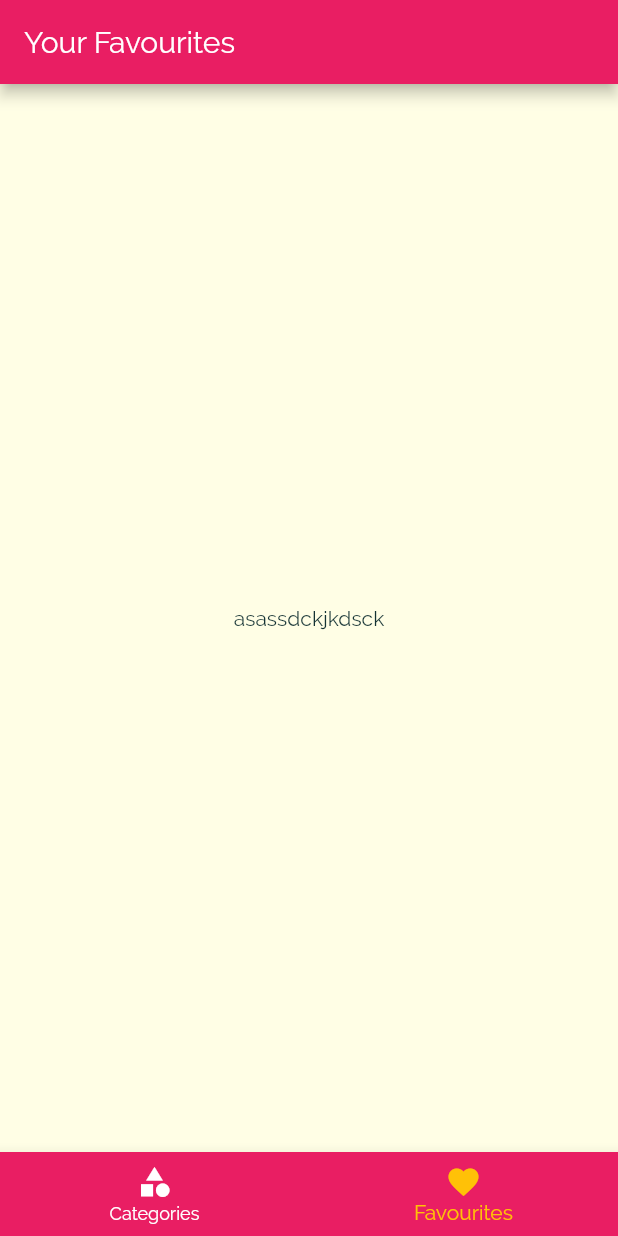
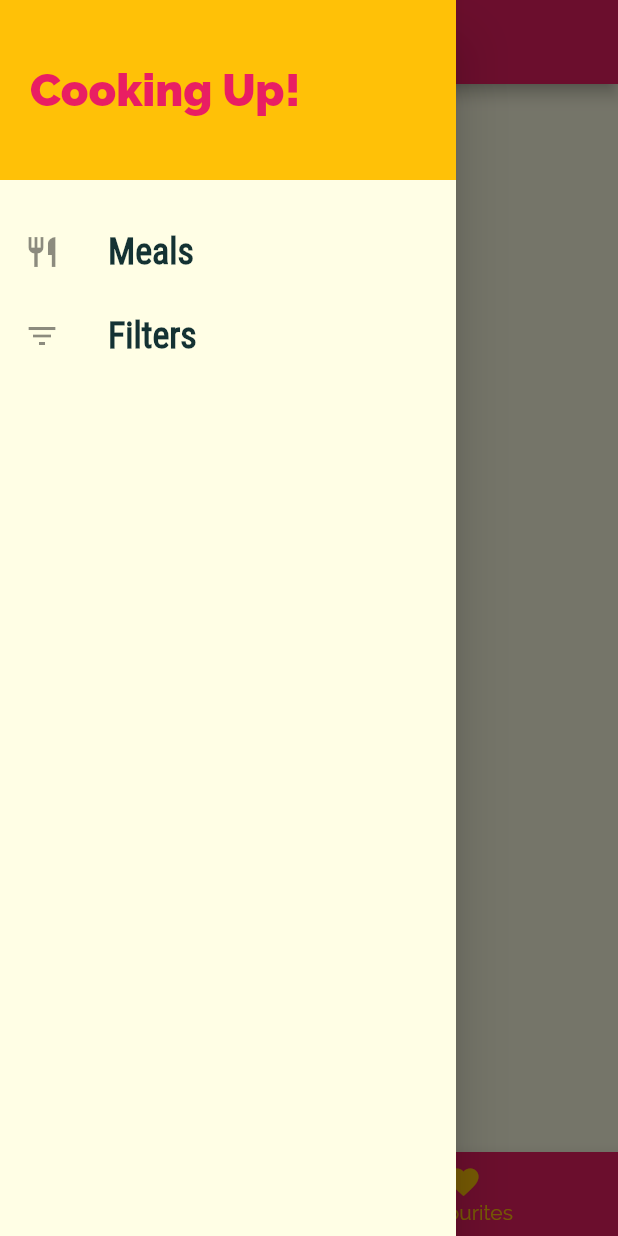
Before and after one commit to AbdoTareq/meals, a Flutter app: the screen it shows after launch, item 2 of the bottom bar chosen, with the side drawer open (before the commit the screen has no drawer), on a phone screen of 412 x 824 dp. Run offline on Flutter 3.47's test engine with Material 2 defaults, Android fonts, the phone set to English and light mode, and no system bars.

Commit message:
feat: Add Navigation Drawer

```diff
--- a/lib/main.dart
+++ b/lib/main.dart
@@ -1,6 +1,7 @@
 import 'package:flutter/material.dart';
 import 'package:meals/screens/categories_screen.dart';
 import 'package:meals/screens/category_meal_screen.dart';
+import 'package:meals/screens/filter_screen.dart';
 import 'package:meals/screens/meal_detail_screen.dart';
 import 'package:meals/screens/tabs_screen.dart';
 
@@ -37,6 +38,7 @@ class MyApp extends StatelessWidget {
         '/': (ctx) => TabsScreen(),
         CategoryMealScreen.routeName: (context) => CategoryMealScreen(),
         MealDetailScreen.routeName: (context) => MealDetailScreen(),
+        FilterScreen.routeName: (context) => FilterScreen(),
       },
     );
   }
--- a/lib/screens/favourites_screen.dart
+++ b/lib/screens/favourites_screen.dart
@@ -3,6 +3,6 @@ import 'package:flutter/material.dart';
 class FavouritesScreen extends StatelessWidget {
   @override
   Widget build(BuildContext context) {
-    return Center(child: Text('asassdckjkdsck'));
+    return Center(child: Text('fav'));
   }
 }
--- /dev/null
+++ b/lib/screens/filter_screen.dart
@@ -0,0 +1,16 @@
+import 'package:flutter/material.dart';
+import 'package:meals/widgets/main_drawer.dart';
+
+class FilterScreen extends StatelessWidget {
+  static const routeName = '/filters';
+
+  @override
+  Widget build(BuildContext context) {
+    return Scaffold(
+        appBar: AppBar(
+          title: Text('Your Filters'),
+        ),
+        drawer: MainDrawer(),
+        body: Center(child: Text('filters')));
+  }
+}
--- a/lib/screens/tabs_screen.dart
+++ b/lib/screens/tabs_screen.dart
@@ -1,6 +1,7 @@
 import 'package:flutter/material.dart';
 import 'package:meals/screens/categories_screen.dart';
 import 'package:meals/screens/favourites_screen.dart';
+import 'package:meals/widgets/main_drawer.dart';
 
 class TabsScreen extends StatefulWidget {
   @override
@@ -29,6 +30,7 @@ class _TabsScreenState extends State<TabsScreen> {
       appBar: AppBar(
         title: Text(_pages[_selectedPageIndex]['title']),
       ),
+      drawer: MainDrawer(),
       body: _pages[_selectedPageIndex]['page'],
       bottomNavigationBar: BottomNavigationBar(
         onTap: _selectPage,
--- /dev/null
+++ b/lib/widgets/main_drawer.dart
@@ -0,0 +1,50 @@
+import 'package:flutter/material.dart';
+import 'package:meals/screens/filter_screen.dart';
+
+class MainDrawer extends StatelessWidget {
+  @override
+  Widget build(BuildContext context) {
+    return Drawer(
+      child: Column(
+        children: [
+          Container(
+            height: 120,
+            width: double.infinity,
+            padding: EdgeInsets.all(20),
+            color: Theme.of(context).accentColor,
+            alignment: Alignment.centerLeft,
+            child: Text(
+              'Cooking Up!',
+              style: TextStyle(
+                  color: Theme.of(context).primaryColor,
+                  fontWeight: FontWeight.w900,
+                  fontSize: 30),
+            ),
+          ),
+          SizedBox(height: 20),
+          buildDrawerListTile('Meals', Icons.restaurant, () {
+            Navigator.of(context).pushReplacementNamed('/');
+          }),
+          buildDrawerListTile('Filters', Icons.filter_list, () {
+            Navigator.of(context).pushReplacementNamed(FilterScreen.routeName);
+          }),
+        ],
+      ),
+    );
+  }
+
+  ListTile buildDrawerListTile(
+      String text, IconData iconData, Function function) {
+    return ListTile(
+      onTap: function,
+      leading: Icon(iconData),
+      title: Text(
+        text,
+        style: TextStyle(
+            fontFamily: 'RobotoCondensed',
+            fontWeight: FontWeight.bold,
+            fontSize: 24),
+      ),
+    );
+  }
+}
```
